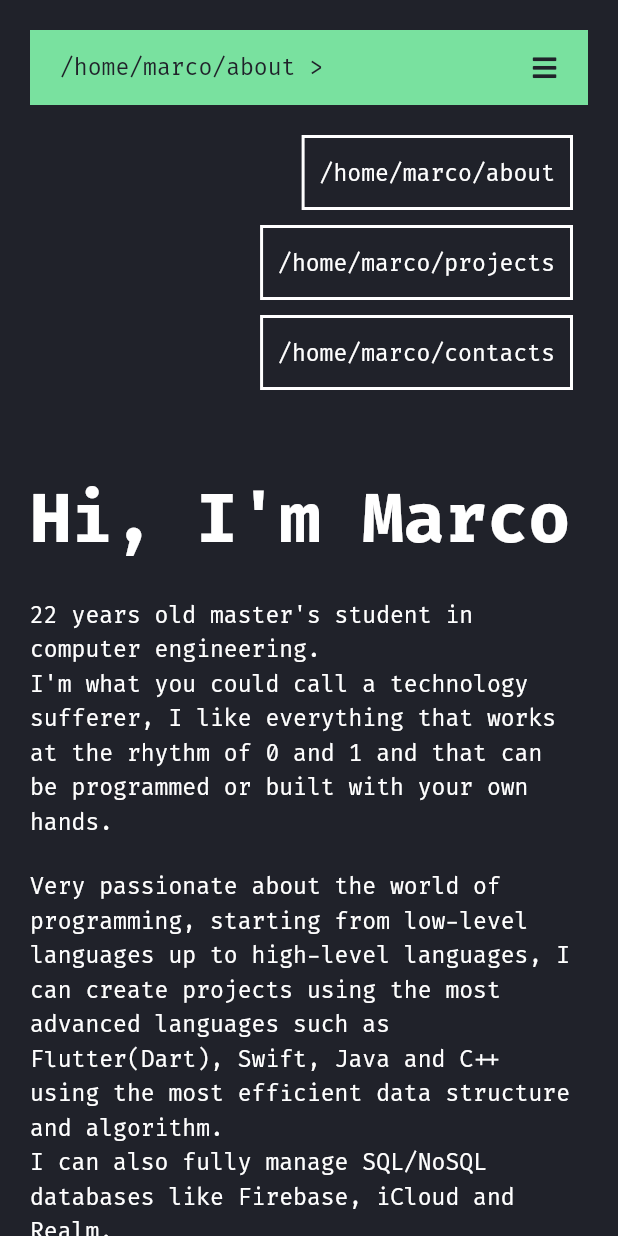
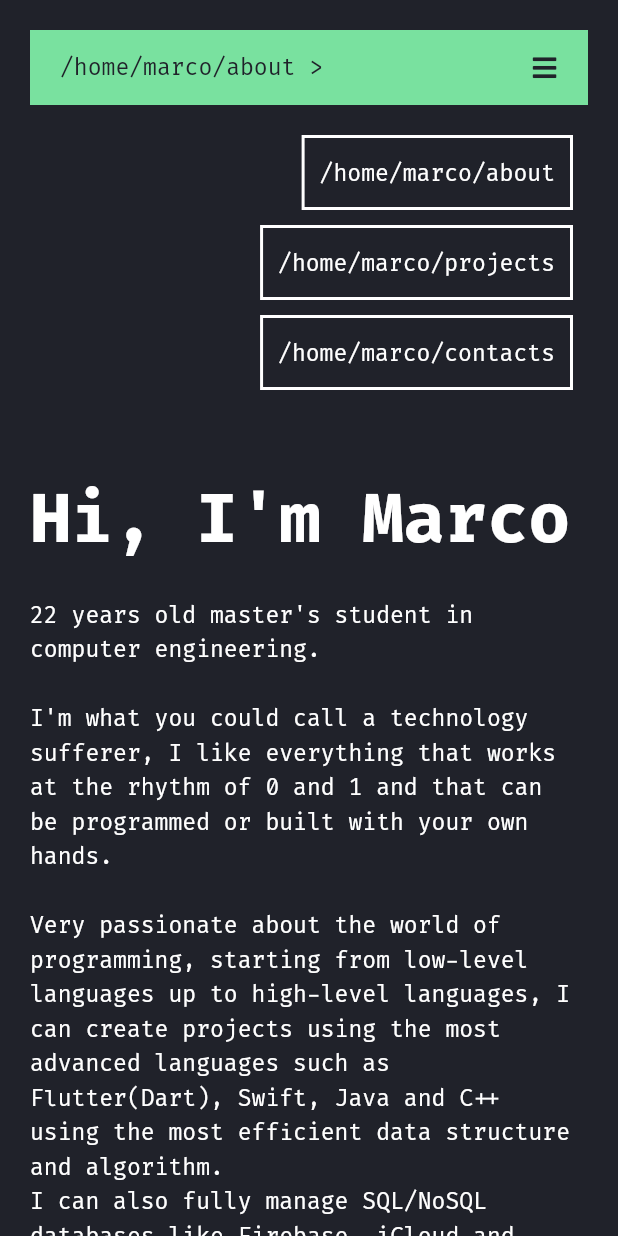
Before and after one commit to marcotammaro/portfolio, a Flutter app: the screen it shows after launch, after a tap on an icon or button, on a phone screen of 412 x 824 dp. Run offline on Flutter 3.47's test engine with Material 2 defaults, Android fonts, the phone set to English and light mode, and no system bars; our stand-ins replace font_awesome_flutter.

Commit message:
Improving code quality

```diff
--- a/lib/views/about.dart
+++ b/lib/views/about.dart
@@ -40,17 +40,15 @@ class _AboutState extends State<About> {
           style: CustomTextStyle.h1,
         ),
         CustomText(
-          text:
-              "$age years old master's student in computer engineering.\nI'm what you could call a technology sufferer, I like everything that works at the rhythm of 0 and 1 and that can be programmed or built with your own hands.",
-        ),
-        CustomText(
-          text:
-              "Very passionate about the world of programming, starting from low-level languages up to high-level languages, I can create projects using the most advanced languages such as Flutter(Dart), Swift, Java and C++ using the most efficient data structure and algorithm.\nI can also fully manage SQL/NoSQL databases like Firebase, iCloud and Realm.",
-        ),
-        CustomText(
-          noBottomPadding: true,
-          text:
-              "I truly love working in group because I'm convinced that teamworking stimulates and improves long work sessions and thanks to shared knowledge everyone can improve himself.",
+          text: '''
+$age years old master's student in computer engineering.
+
+I'm what you could call a technology sufferer, I like everything that works at the rhythm of 0 and 1 and that can be programmed or built with your own hands.
+
+Very passionate about the world of programming, starting from low-level languages up to high-level languages, I can create projects using the most advanced languages such as Flutter(Dart), Swift, Java and C++ using the most efficient data structure and algorithm.\nI can also fully manage SQL/NoSQL databases like Firebase, iCloud and Realm.
+
+I truly love working in group because I'm convinced that teamworking stimulates and improves long work sessions and thanks to shared knowledge everyone can improve himself.
+              ''',
         ),
       ],
     );
```
Also changed, not shown: lib/components/custom_text_with_link_and_icon.dart (+4 -5 lines), lib/views/projects.dart (+7 -19 lines).
